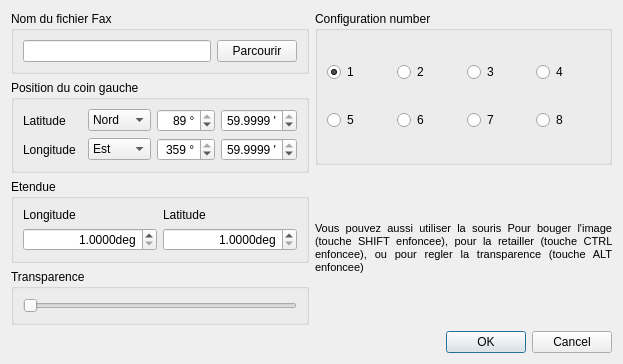
nohal/qtVlm, file src/Ui/dialogFaxMeteo.ui: the form before one commit.
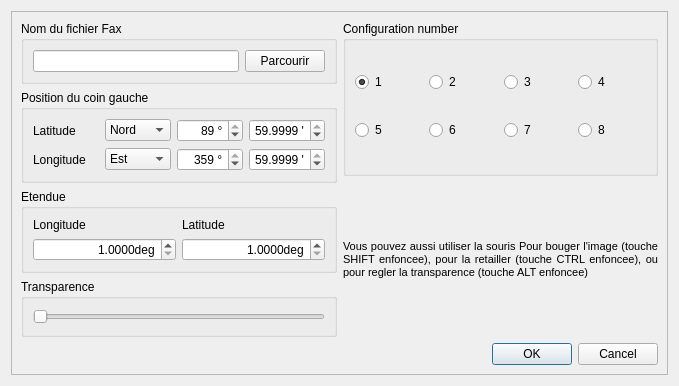
The form after the commit.

```diff
--- a/src/Ui/dialogFaxMeteo.ui
+++ b/src/Ui/dialogFaxMeteo.ui
@@ -6,13 +6,28 @@
    <rect>
     <x>0</x>
     <y>0</y>
-    <width>623</width>
-    <height>328</height>
+    <width>679</width>
+    <height>386</height>
    </rect>
   </property>
   <property name="windowTitle">
    <string>Dialog</string>
   </property>
+  <layout class="QHBoxLayout" name="horizontalLayout">
+   <item>
+    <widget class="QScrollArea" name="scrollArea">
+     <property name="widgetResizable">
+      <bool>true</bool>
+     </property>
+     <widget class="QWidget" name="scrollAreaWidgetContents">
+      <property name="geometry">
+       <rect>
+        <x>0</x>
+        <y>0</y>
+        <width>659</width>
+        <height>366</height>
+       </rect>
+      </property>
   <layout class="QVBoxLayout" name="verticalLayout_2">
    <item>
     <layout class="QHBoxLayout" name="horizontalLayout_2">
@@ -376,6 +391,10 @@
    </item>
   </layout>
  </widget>
+    </widget>
+   </item>
+  </layout>
+ </widget>
  <tabstops>
   <tabstop>FileName</tabstop>
   <tabstop>Browse</tabstop>
```
Left out of the diff: 1 changed line with no effect on the pictures. Lines whose indentation alone changed are shown as unchanged.
